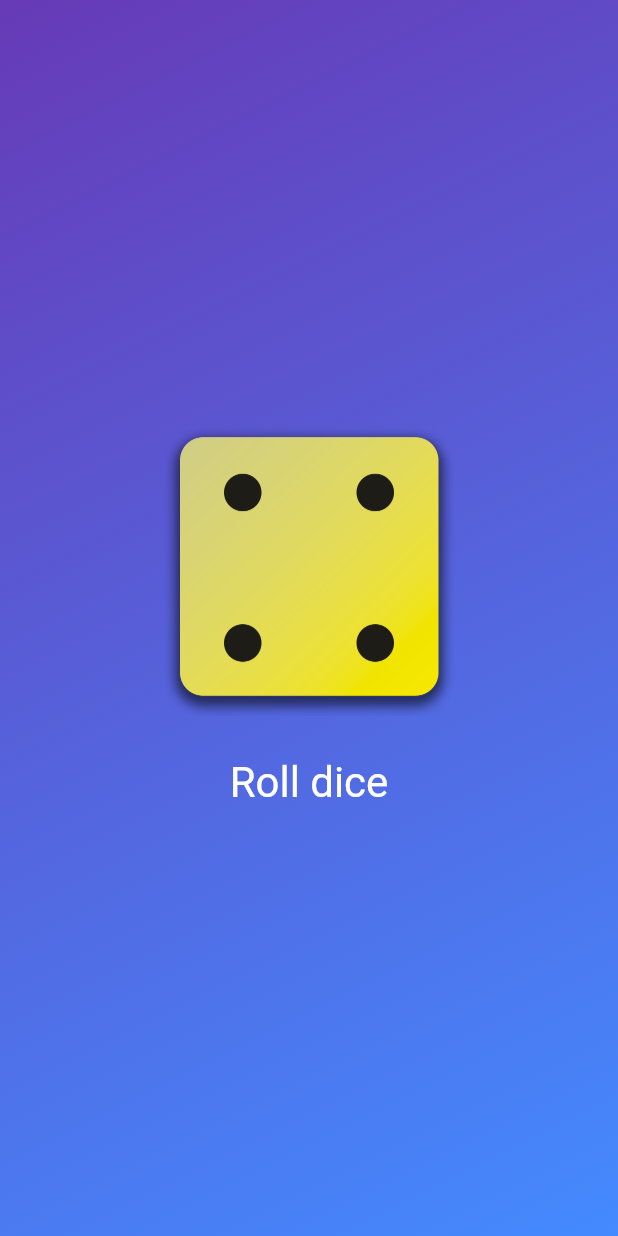
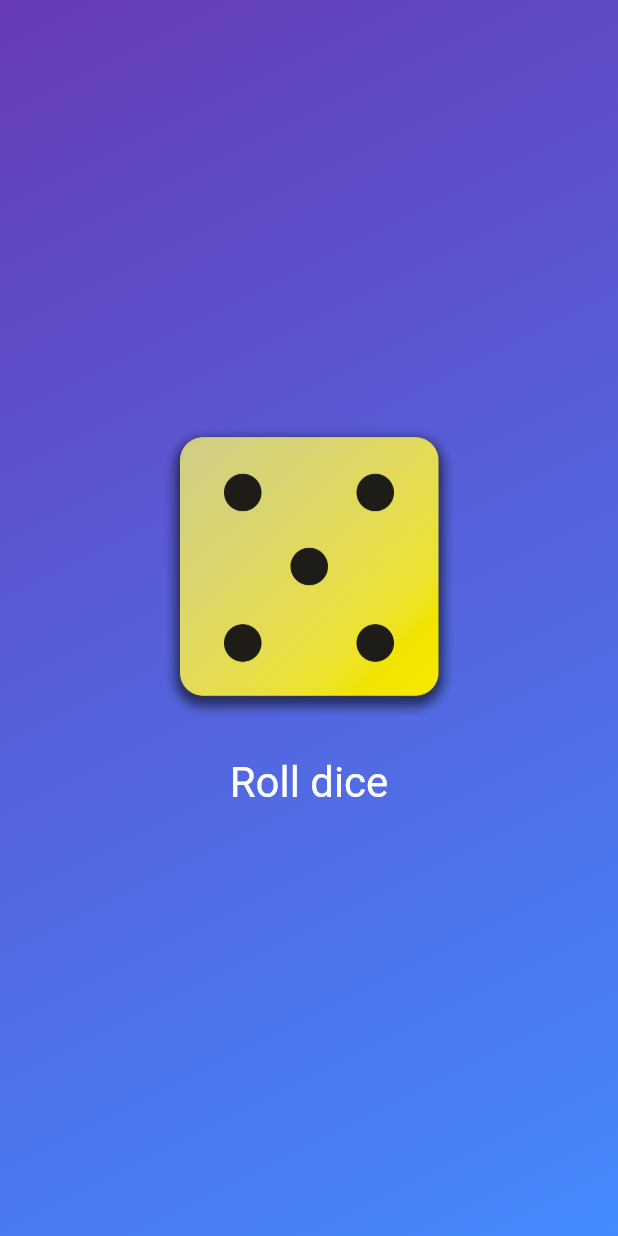
Before and after one commit to taylanozgurertas/maximillian_flutter_course_note_5, a Flutter app: the screen it shows after launch, after a tap on "Roll dice", on a phone screen of 412 x 824 dp. Run offline on Flutter 3.47's test engine with Material 3 defaults, Android fonts, the phone set to English and light mode, and no system bars.

```diff
--- a/lib/dice_roller.dart
+++ b/lib/dice_roller.dart
@@ -1,4 +1,5 @@
 import 'package:flutter/material.dart';
+import 'dart:math';
 
 //! INTRODUCTION TO STATEFUL WIDGET.
 
@@ -41,6 +42,8 @@ yalnızca ilgili widget'ların güncellenmesini sağlamak mümkündür.
 
  */
 
+final randomizer = Random();
+
 class DiceRoller extends StatefulWidget {
   const DiceRoller({super.key});
 
@@ -51,11 +54,24 @@ class DiceRoller extends StatefulWidget {
 }
 
 class _DiceRollerState extends State<DiceRoller> {
-  String activeDiceImage = "assets/dice-2.png";
+  var currentDiceRoll = 2;
 
   void rollDice() {
+    //Random sınıfını kullanarak nextInt metoduyla 6 verdiysen misal 0-5 arası sayı üretir o yüzden 1 ekliyoruz
     setState(() {
-      activeDiceImage = "assets/dice-4.png";
+      //setState otomatik bakıyor currentDiceRoll un kullanıldığı widget treeyi güncelliyor
+      //currentDiceRoll = Random().nextInt(6) + 1;
+      currentDiceRoll = randomizer.nextInt(6) + 1;
+      /*
+      currentDiceRoll = Random().nextInt(6) + 1;
+      burada teknik bir sıkıntı var her seferinde butona tıklandığında currentDiceRoll yeni bir sayı üretilecek Random() objesi
+      üretilecek ve hafızada yer tutacak. tekrar tıklandığında eski object silinip atılıyor çok şükür ama atılsa bile gereksiz object oluşturma yapmış oluyoruz
+      bundan kaçınmamız gerekir tabi bu basit bir zar atma appi olduğu için takmaya gerek yok ama yine de bunu çözmek için
+      şöyle yapmamız lazım:
+
+      Random objesini en üstte tanımlayıp hatta tanımlayayım gidip
+      final randomizer = Random(); diye tanımlayıp
+       */
     });
   }
 
@@ -66,7 +82,7 @@ class _DiceRollerState extends State<DiceRoller> {
       // eger bir seyler vermezsek default olarak bulunan bütün dikey alana yayılır.
       mainAxisSize: MainAxisSize.min,
       children: [
-        Image.asset(activeDiceImage, width: 200),
+        Image.asset('assets/dice-$currentDiceRoll.png', width: 200),
         // ElevatedButton(onPressed: onPressed, child: child) //arkaplan rengi ve gölgesi olan buton
         // OutlinedButton(onPressed: onPressed, child: child) //arkaplan rengi yok çerçeve gibi buton
 
```
